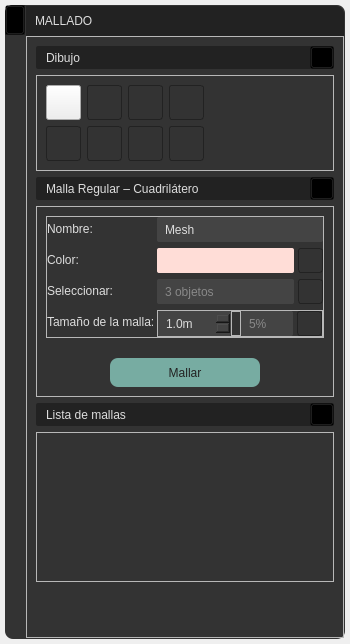
This is UI/widget_draw_menu_mesh.ui in edwinar13/MPM-UN as Qt 5 draws it before an edit. The edited form follows.
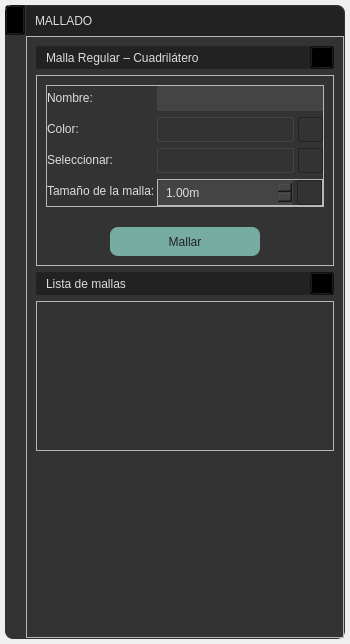
This is the edited form. Icons and pictures are not drawn.

What changed in the file:
```diff
--- a/UI/widget_draw_menu_mesh.ui
+++ b/UI/widget_draw_menu_mesh.ui
@@ -176,13 +176,23 @@
 
 #doubleSpinBoxl_textMesh4,
 QLineEdit#lineEdit_textMesh1,
+QLineEdit#lineEdit_textMesh4{
+font: 9pt &quot;Ubuntu&quot;;
+color: #DDDDDD;
+background-color: #444444;
+border-radius: 2px ;
+padding-right: 6px;
+padding-left: 6px;
+
+}
+
+
 QLineEdit#lineEdit_textMesh2,
-QLineEdit#lineEdit_textMesh3,
-QLineEdit#lineEdit_textMesh4,
 QLineEdit#lineEdit_textMesh5{
 font: 9pt &quot;Ubuntu&quot;;
 color: #DDDDDD;
-background-color: #444444;
+background-color: #333333;
+border: 1px solid #444444;
 border-radius: 2px ;
 padding-right: 6px;
 padding-left: 6px;
@@ -190,6 +200,20 @@
 }
 
 
+
+QLineEdit#lineEdit_textMesh3{
+font: 7pt &quot;Ubuntu&quot;;
+color: #DDDDDD;
+background-color: #333333;
+border: 1px solid #444444;
+border-radius: 2px ;
+padding-right: 2px;
+padding-left: 2px;
+
+}
+
+
+
 QLineEdit#lineEdit_textMesh3,
 QLineEdit#lineEdit_textMesh5{
 color: #888888;
@@ -672,356 +696,6 @@
             <enum>QFrame::Raised</enum>
            </property>
            <layout class="QVBoxLayout" name="verticalLayout_5">
-            <item>
-             <widget class="QFrame" name="frame_meshSubTitle1">
-              <property name="frameShape">
-               <enum>QFrame::StyledPanel</enum>
-              </property>
-              <property name="frameShadow">
-               <enum>QFrame::Raised</enum>
-              </property>
-              <layout class="QHBoxLayout" name="horizontalLayout_4">
-               <property name="spacing">
-                <number>0</number>
-               </property>
-               <property name="leftMargin">
-                <number>10</number>
-               </property>
-               <property name="topMargin">
-                <number>0</number>
-               </property>
-               <property name="rightMargin">
-                <number>0</number>
-               </property>
-               <property name="bottomMargin">
-                <number>0</number>
-               </property>
-               <item>
-                <widget class="QLabel" name="label_cardMeshSubTitle1">
-                 <property name="text">
-                  <string>Dibujo</string>
-                 </property>
-                </widget>
-               </item>
-               <item>
-                <widget class="QToolButton" name="toolButton_cardMeshSubTitle1">
-                 <property name="text">
-                  <string/>
-                 </property>
-                 <property name="icon">
-                  <iconset>
-                   <normaloff>../recursos/iconos/iconos_menu_draw_data/minimize.svg</normaloff>../recursos/iconos/iconos_menu_draw_data/minimize.svg</iconset>
-                 </property>
-                 <property name="arrowType">
-                  <enum>Qt::NoArrow</enum>
-                 </property>
-                </widget>
-               </item>
-              </layout>
-             </widget>
-            </item>
-            <item>
-             <widget class="QFrame" name="frame_mesh1">
-              <property name="frameShape">
-               <enum>QFrame::StyledPanel</enum>
-              </property>
-              <property name="frameShadow">
-               <enum>QFrame::Raised</enum>
-              </property>
-              <layout class="QVBoxLayout" name="verticalLayout">
-               <item>
-                <layout class="QHBoxLayout" name="horizontalLayout_8">
-                 <item>
-                  <widget class="QToolButton" name="toolButton_cardMeshDraw4">
-                   <property name="minimumSize">
-                    <size>
-                     <width>35</width>
-                     <height>35</height>
-                    </size>
-                   </property>
-                   <property name="maximumSize">
-                    <size>
-                     <width>35</width>
-                     <height>35</height>
-                    </size>
-                   </property>
-                   <property name="text">
-                    <string/>
-                   </property>
-                   <property name="icon">
-                    <iconset>
-                     <normaloff>../recursos/iconos/iconos_menu_draw_mesh/point.svg</normaloff>../recursos/iconos/iconos_menu_draw_mesh/point.svg</iconset>
-                   </property>
-                   <property name="iconSize">
-                    <size>
-                     <width>35</width>
-                     <height>35</height>
-                    </size>
-                   </property>
-                   <property name="arrowType">
-                    <enum>Qt::NoArrow</enum>
-                   </property>
-                  </widget>
-                 </item>
-                 <item>
-                  <widget class="QToolButton" name="toolButton_cardMeshDraw1">
-                   <property name="minimumSize">
-                    <size>
-                     <width>35</width>
-                     <height>35</height>
-                    </size>
-                   </property>
-                   <property name="maximumSize">
-                    <size>
-                     <width>35</width>
-                     <height>35</height>
-                    </size>
-                   </property>
-                   <property name="text">
-                    <string/>
-                   </property>
-                   <property name="icon">
-                    <iconset>
-                     <normaloff>../recursos/iconos/iconos_menu_draw_mesh/line.svg</normaloff>../recursos/iconos/iconos_menu_draw_mesh/line.svg</iconset>
-                   </property>
-                   <property name="iconSize">
-                    <size>
-                     <width>35</width>
-                     <height>35</height>
-                    </size>
-                   </property>
-                   <property name="arrowType">
-                    <enum>Qt::NoArrow</enum>
-                   </property>
-                  </widget>
-                 </item>
-                 <item>
-                  <widget class="QToolButton" name="toolButton_cardMeshDraw2">
-                   <property name="minimumSize">
-                    <size>
-                     <width>35</width>
-                     <height>35</height>
-                    </size>
-                   </property>
-                   <property name="maximumSize">
-                    <size>
-                     <width>35</width>
-                     <height>35</height>
-                    </size>
-                   </property>
-                   <property name="text">
-                    <string/>
-                   </property>
-                   <property name="icon">
-                    <iconset>
-                     <normaloff>../recursos/iconos/iconos_menu_draw_mesh/polyline.svg</normaloff>../recursos/iconos/iconos_menu_draw_mesh/polyline.svg</iconset>
-                   </property>
-                   <property name="iconSize">
-                    <size>
-                     <width>35</width>
-                     <height>35</height>
-                    </size>
-                   </property>
-                   <property name="arrowType">
-                    <enum>Qt::NoArrow</enum>
-                   </property>
-                  </widget>
-                 </item>
-                 <item>
-                  <widget class="QToolButton" name="toolButton_cardMeshDraw3">
-                   <property name="minimumSize">
-                    <size>
-                     <width>35</width>
-                     <height>35</height>
-                    </size>
-                   </property>
-                   <property name="maximumSize">
-                    <size>
-                     <width>35</width>
-                     <height>35</height>
-                    </size>
-                   </property>
-                   <property name="text">
-                    <string/>
-                   </property>
-                   <property name="icon">
-                    <iconset>
-                     <normaloff>../recursos/iconos/iconos_menu_draw_mesh/rectangle.svg</normaloff>../recursos/iconos/iconos_menu_draw_mesh/rectangle.svg</iconset>
-                   </property>
-                   <property name="iconSize">
-                    <size>
-                     <width>35</width>
-                     <height>35</height>
-                    </size>
-                   </property>
-                   <property name="arrowType">
-                    <enum>Qt::NoArrow</enum>
-                   </property>
-                  </widget>
-                 </item>
-                 <item>
-                  <spacer name="horizontalSpacer_2">
-                   <property name="orientation">
-                    <enum>Qt::Horizontal</enum>
-                   </property>
-                   <property name="sizeHint" stdset="0">
-                    <size>
-                     <width>40</width>
-                     <height>20</height>
-                    </size>
-                   </property>
-                  </spacer>
-                 </item>
-                </layout>
-               </item>
-               <item>
-                <layout class="QHBoxLayout" name="horizontalLayout_15">
-                 <item>
-                  <widget class="QToolButton" name="toolButton_cardMeshDraw8">
-                   <property name="minimumSize">
-                    <size>
-                     <width>35</width>
-                     <height>35</height>
-                    </size>
-                   </property>
-                   <property name="maximumSize">
-                    <size>
-                     <width>35</width>
-                     <height>35</height>
-                    </size>
-                   </property>
-                   <property name="text">
-                    <string/>
-                   </property>
-                   <property name="icon">
-                    <iconset>
-                     <normaloff>../recursos/iconos/iconos_menu_draw_mesh/move.svg</normaloff>../recursos/iconos/iconos_menu_draw_mesh/move.svg</iconset>
-                   </property>
-                   <property name="iconSize">
-                    <size>
-                     <width>35</width>
-                     <height>35</height>
-                    </size>
-                   </property>
-                   <property name="arrowType">
-                    <enum>Qt::NoArrow</enum>
-                   </property>
-                  </widget>
-                 </item>
-                 <item>
-                  <widget class="QToolButton" name="toolButton_cardMeshDraw9">
-                   <property name="minimumSize">
-                    <size>
-                     <width>35</width>
-                     <height>35</height>
-                    </size>
-                   </property>
-                   <property name="maximumSize">
-                    <size>
-                     <width>35</width>
-                     <height>35</height>
-                    </size>
-                   </property>
-                   <property name="text">
-                    <string/>
-                   </property>
-                   <property name="icon">
-                    <iconset>
-                     <normaloff>../recursos/iconos/iconos_menu_draw_mesh/rotate.svg</normaloff>../recursos/iconos/iconos_menu_draw_mesh/rotate.svg</iconset>
-                   </property>
-                   <property name="iconSize">
-                    <size>
-                     <width>35</width>
-                     <height>35</height>
-                    </size>
-                   </property>
-                   <property name="arrowType">
-                    <enum>Qt::NoArrow</enum>
-                   </property>
-                  </widget>
-                 </item>
-                 <item>
-                  <widget class="QToolButton" name="toolButton_cardMeshDraw10">
-                   <property name="minimumSize">
-                    <size>
-                     <width>35</width>
-                     <height>35</height>
-                    </size>
-                   </property>
-                   <property name="maximumSize">
-                    <size>
-                     <width>35</width>
-                     <height>35</height>
-                    </size>
-                   </property>
-                   <property name="text">
-                    <string/>
-                   </property>
-                   <property name="icon">
-                    <iconset>
-                     <normaloff>../recursos/iconos/iconos_menu_draw_mesh/copy.svg</normaloff>../recursos/iconos/iconos_menu_draw_mesh/copy.svg</iconset>
-                   </property>
-                   <property name="iconSize">
-                    <size>
-                     <width>35</width>
-                     <height>35</height>
-                    </size>
-                   </property>
-                   <property name="arrowType">
-                    <enum>Qt::NoArrow</enum>
-                   </property>
-                  </widget>
-                 </item>
-                 <item>
-                  <widget class="QToolButton" name="toolButton_cardMeshDraw11">
-                   <property name="minimumSize">
-                    <size>
-                     <width>35</width>
-                     <height>35</height>
-                    </size>
-                   </property>
-                   <property name="maximumSize">
-                    <size>
-                     <width>35</width>
-                     <height>35</height>
-                    </size>
-                   </property>
-                   <property name="text">
-                    <string/>
-                   </property>
-                   <property name="icon">
-                    <iconset>
-                     <normaloff>../recursos/iconos/iconos_menu_draw_mesh/erase.svg</normaloff>../recursos/iconos/iconos_menu_draw_mesh/erase.svg</iconset>
-                   </property>
-                   <property name="iconSize">
-                    <size>
-                     <width>35</width>
-                     <height>35</height>
-                    </size>
-                   </property>
-                   <property name="arrowType">
-                    <enum>Qt::NoArrow</enum>
-                   </property>
-                  </widget>
-                 </item>
-                 <item>
-                  <spacer name="horizontalSpacer_5">
-                   <property name="orientation">
-                    <enum>Qt::Horizontal</enum>
-                   </property>
-                   <property name="sizeHint" stdset="0">
-                    <size>
-                     <width>40</width>
-                     <height>20</height>
-                    </size>
-                   </property>
-                  </spacer>
-                 </item>
-                </layout>
-               </item>
-              </layout>
-             </widget>
-            </item>
             <item>
              <widget class="QFrame" name="frame_meshSubTitle2">
               <property name="frameShape">
@@ -1048,6 +722,12 @@
                </property>
                <item>
                 <widget class="QLabel" name="label_cardMeshSubTitle2">
+                 <property name="minimumSize">
+                  <size>
+                   <width>262</width>
+                   <height>0</height>
+                  </size>
+                 </property>
                  <property name="text">
                   <string>Malla Regular – Cuadrilátero</string>
                  </property>
@@ -1166,8 +846,210 @@
                         <height>16777215</height>
                        </size>
                       </property>
+                      <property name="palette">
+                       <palette>
+                        <active>
+                         <colorrole role="WindowText">
+                          <brush brushstyle="SolidPattern">
+                           <color alpha="255">
+                            <red>221</red>
+                            <green>221</green>
+                            <blue>221</blue>
+                           </color>
+                          </brush>
+                         </colorrole>
+                         <colorrole role="Button">
+                          <brush brushstyle="SolidPattern">
+                           <color alpha="255">
+                            <red>51</red>
+                            <green>51</green>
+                            <blue>51</blue>
+                           </color>
+                          </brush>
+                         </colorrole>
+                         <colorrole role="Text">
+                          <brush brushstyle="SolidPattern">
+                           <color alpha="255">
+                            <red>221</red>
+                            <green>221</green>
+                            <blue>221</blue>
+                           </color>
+                          </brush>
+                         </colorrole>
+                         <colorrole role="ButtonText">
+                          <brush brushstyle="SolidPattern">
+                           <color alpha="255">
+                            <red>221</red>
+                            <green>221</green>
+                            <blue>221</blue>
+                           </color>
+                          </brush>
+                         </colorrole>
+                         <colorrole role="Base">
+                          <brush brushstyle="SolidPattern">
+                           <color alpha="255">
+                            <red>51</red>
+                            <green>51</green>
+                            <blue>51</blue>
+                           </color>
+                          </brush>
+                         </colorrole>
+                         <colorrole role="Window">
+                          <brush brushstyle="SolidPattern">
+                           <color alpha="255">
+                            <red>51</red>
+                            <green>51</green>
+                            <blue>51</blue>
+                           </color>
+                          </brush>
+                         </colorrole>
+                         <colorrole role="PlaceholderText">
+                          <brush brushstyle="SolidPattern">
+                           <color alpha="255">
+                            <red>221</red>
+                            <green>221</green>
+                            <blue>221</blue>
+                           </color>
+                          </brush>
+                         </colorrole>
+                        </active>
+                        <inactive>
+                         <colorrole role="WindowText">
+                          <brush brushstyle="SolidPattern">
+                           <color alpha="255">
+                            <red>221</red>
+                            <green>221</green>
+                            <blue>221</blue>
+                           </color>
+                          </brush>
+                         </colorrole>
+                         <colorrole role="Button">
+                          <brush brushstyle="SolidPattern">
+                           <color alpha="255">
+                            <red>51</red>
+                            <green>51</green>
+                            <blue>51</blue>
+                           </color>
+                          </brush>
+                         </colorrole>
+                         <colorrole role="Text">
+                          <brush brushstyle="SolidPattern">
+                           <color alpha="255">
+                            <red>221</red>
+                            <green>221</green>
+                            <blue>221</blue>
+                           </color>
+                          </brush>
+                         </colorrole>
+                         <colorrole role="ButtonText">
+                          <brush brushstyle="SolidPattern">
+                           <color alpha="255">
+                            <red>221</red>
+                            <green>221</green>
+                            <blue>221</blue>
+                           </color>
+                          </brush>
+                         </colorrole>
+                         <colorrole role="Base">
+                          <brush brushstyle="SolidPattern">
+                           <color alpha="255">
+                            <red>51</red>
+                            <green>51</green>
+                            <blue>51</blue>
+                           </color>
+                          </brush>
+                         </colorrole>
+                         <colorrole role="Window">
+                          <brush brushstyle="SolidPattern">
+                           <color alpha="255">
+                            <red>51</red>
+                            <green>51</green>
+                            <blue>51</blue>
+                           </color>
+                          </brush>
+                         </colorrole>
+                         <colorrole role="PlaceholderText">
+                          <brush brushstyle="SolidPattern">
+                           <color alpha="255">
+                            <red>221</red>
+                            <green>221</green>
+                            <blue>221</blue>
+                           </color>
+                          </brush>
+                         </colorrole>
+                        </inactive>
+                        <disabled>
+                         <colorrole role="WindowText">
+                          <brush brushstyle="SolidPattern">
+                           <color alpha="255">
+                            <red>221</red>
+                            <green>221</green>
+                            <blue>221</blue>
+                           </color>
+                          </brush>
+                         </colorrole>
+                         <colorrole role="Button">
+                          <brush brushstyle="SolidPattern">
+                           <color alpha="255">
+                            <red>51</red>
+                            <green>51</green>
+                            <blue>51</blue>
+                           </color>
+                          </brush>
+                         </colorrole>
+                         <colorrole role="Text">
+                          <brush brushstyle="SolidPattern">
+                           <color alpha="255">
+                            <red>221</red>
+                            <green>221</green>
+                            <blue>221</blue>
+                           </color>
+                          </brush>
+                         </colorrole>
+                         <colorrole role="ButtonText">
+                          <brush brushstyle="SolidPattern">
+                           <color alpha="255">
+                            <red>221</red>
+                            <green>221</green>
+                            <blue>221</blue>
+                           </color>
+                          </brush>
+                         </colorrole>
+                         <colorrole role="Base">
+                          <brush brushstyle="SolidPattern">
+                           <color alpha="255">
+                            <red>51</red>
+                            <green>51</green>
+                            <blue>51</blue>
+                           </color>
+                          </brush>
+                         </colorrole>
+                         <colorrole role="Window">
+                          <brush brushstyle="SolidPattern">
+                           <color alpha="255">
+                            <red>51</red>
+                            <green>51</green>
+                            <blue>51</blue>
+                           </color>
+                          </brush>
+                         </colorrole>
+                         <colorrole role="PlaceholderText">
+                          <brush brushstyle="SolidPattern">
+                           <color alpha="255">
+                            <red>221</red>
+                            <green>221</green>
+                            <blue>221</blue>
+                           </color>
+                          </brush>
+                         </colorrole>
+                        </disabled>
+                       </palette>
+                      </property>
                       <property name="styleSheet">
-                       <string notr="true">background-color: rgb(255, 221, 215);</string>
+                       <string notr="true"/>
+                      </property>
+                      <property name="text">
+                       <string/>
                       </property>
                      </widget>
                     </item>
@@ -1221,7 +1103,7 @@
                      </size>
                     </property>
                     <property name="text">
-                     <string>Mesh</string>
+                     <string/>
                     </property>
                    </widget>
                   </item>
@@ -1257,9 +1139,12 @@
                      </property>
                      <item>
                       <widget class="QDoubleSpinBox" name="doubleSpinBoxl_textMesh4">
+                       <property name="enabled">
+                        <bool>true</bool>
+                       </property>
                        <property name="minimumSize">
                         <size>
-                         <width>0</width>
+                         <width>120</width>
                          <height>25</height>
                         </size>
                        </property>
@@ -1267,7 +1152,10 @@
                         <string>m</string>
                        </property>
                        <property name="decimals">
-                        <number>1</number>
+                        <number>2</number>
+                       </property>
+                       <property name="minimum">
+                        <double>0.010000000000000</double>
                        </property>
                        <property name="singleStep">
                         <double>0.100000000000000</double>
@@ -1277,56 +1165,6 @@
                        </property>
                       </widget>
                      </item>
-                     <item>
-                      <widget class="QFrame" name="frame_2">
-                       <property name="minimumSize">
-                        <size>
-                         <width>10</width>
-                         <height>0</height>
-                        </size>
-                       </property>
-                       <property name="maximumSize">
-                        <size>
-                         <width>10</width>
-                         <height>16777215</height>
-                        </size>
-                       </property>
-                       <property name="frameShape">
-                        <enum>QFrame::StyledPanel</enum>
-                       </property>
-                       <property name="frameShadow">
-                        <enum>QFrame::Raised</enum>
-                       </property>
-                      </widget>
-                     </item>
-                     <item>
-                      <widget class="QLineEdit" name="lineEdit_textMesh3">
-                       <property name="enabled">
-                        <bool>false</bool>
-                       </property>
-                       <property name="sizePolicy">
-                        <sizepolicy hsizetype="Preferred" vsizetype="Fixed">
-                         <horstretch>0</horstretch>
-                         <verstretch>0</verstretch>
-                        </sizepolicy>
-                       </property>
-                       <property name="minimumSize">
-                        <size>
-                         <width>0</width>
-                         <height>25</height>
-                        </size>
-                       </property>
-                       <property name="maximumSize">
-                        <size>
-                         <width>16777215</width>
-                         <height>16777215</height>
-                        </size>
-                       </property>
-                       <property name="text">
-                        <string>5%</string>
-                       </property>
-                      </widget>
-                     </item>
                      <item>
                       <widget class="QToolButton" name="toolButton_cardMeshDraw5">
                        <property name="text">
@@ -1386,7 +1224,7 @@
                        </size>
                       </property>
                       <property name="text">
-                       <string>3 objetos</string>
+                       <string/>
                       </property>
                      </widget>
                     </item>
@@ -1493,6 +1331,12 @@
                </property>
                <item>
                 <widget class="QLabel" name="label_cardMeshSubTitle3">
+                 <property name="minimumSize">
+                  <size>
+                   <width>262</width>
+                   <height>0</height>
+                  </size>
+                 </property>
                  <property name="text">
                   <string>Lista de mallas</string>
                  </property>
@@ -1586,6 +1430,9 @@
                          <verstretch>0</verstretch>
                         </sizepolicy>
                        </property>
+                       <property name="styleSheet">
+                        <string notr="true"/>
+                       </property>
                        <property name="frameShape">
                         <enum>QFrame::StyledPanel</enum>
                        </property>
@@ -1611,7 +1458,7 @@
               <property name="sizeHint" stdset="0">
                <size>
                 <width>20</width>
-                <height>40</height>
+                <height>227</height>
                </size>
               </property>
              </spacer>
```
Left out of the diff: 2 changed lines with no effect on the pictures.
